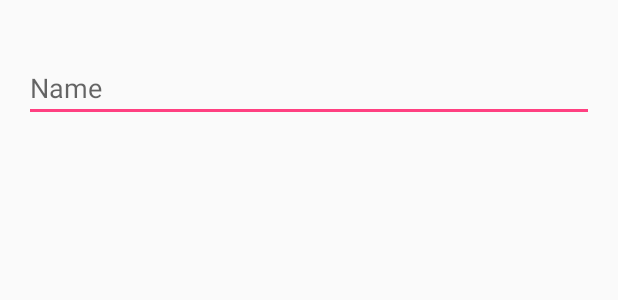
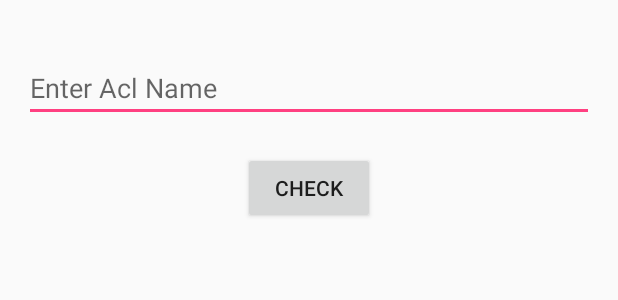
Before and after one commit to pradeepgudipati/mbaas_android_test, an Android app: the layout access_control_lists_check_permission.xml on its own in the app's theme, with its tools: preview values and no code run, on a phone screen of 412 x 824 dp. Shown: the top 300 px of the screen. Run offline under Robolectric (Android 15) with nearby library versions, the phone set to English and light mode, and no system bars.

Commit message:
Fixed checkpermissions crash and stored userid globally to use it in different cases

```diff
--- a/app/src/main/AndroidManifest.xml
+++ b/app/src/main/AndroidManifest.xml
@@ -25,7 +25,8 @@
         android:label="@string/app_name"
         android:roundIcon="@mipmap/ic_launcher_round"
         android:supportsRtl="true"
-        android:theme="@style/AppTheme">
+        android:theme="@style/AppTheme"
+        android:name=".AxwayApplication">
         <activity
             android:name=".LoginActivity"
             android:label="@string/app_name"
--- a/app/src/main/res/layout/access_control_lists_check_permission.xml
+++ b/app/src/main/res/layout/access_control_lists_check_permission.xml
@@ -16,20 +16,29 @@
 		android:layout_alignParentTop="true"
 		android:layout_marginTop="20dp"
 		android:ems="10"
-		android:hint="Name"
+		android:hint="Enter Acl Name"
 		android:inputType="text" >
 
 		<requestFocus />
 	</EditText>
 
-	<ListView
-		android:id="@+id/access_control_lists_check_permission_listView"
-		android:layout_width="match_parent"
+	<Button
+		android:id="@+id/access_control_lists_check_permission_button1"
+		android:layout_width="wrap_content"
 		android:layout_height="wrap_content"
-		android:layout_alignParentLeft="true"
+		android:layout_below="@+id/access_control_lists_check_permission_name_field"
+		android:layout_centerHorizontal="true"
 		android:layout_marginTop="20dp"
-		android:layout_below="@+id/access_control_lists_check_permission_name_field" >
+		android:text="Check" />
 
-	</ListView>
+	<!--<ListView-->
+		<!--android:id="@+id/access_control_lists_check_permission_listView"-->
+		<!--android:layout_width="match_parent"-->
+		<!--android:layout_height="wrap_content"-->
+		<!--android:layout_alignParentLeft="true"-->
+		<!--android:layout_marginTop="20dp"-->
+		<!--android:layout_below="@+id/access_control_lists_check_permission_name_field" >-->
+		<!---->
+	<!--</ListView>-->
 
 </RelativeLayout>
```
Also changed, not shown: app/src/main/java/com/example/axway/mbaas/AxwayApplication.java (added, +32 -0 lines), app/src/main/java/com/example/axway/mbaas/Utils.java (+0 -21 lines), app/src/main/java/com/example/axway/mbaas/accessControlLists/AccessControlListsCheckPermission.java (+60 -31 lines), app/src/main/java/com/example/axway/mbaas/accessControlLists/AccessControlListsShow.java (+29 -11 lines), app/src/main/java/com/example/axway/mbaas/users/UsersLogin.java (+3 -12 lines).
